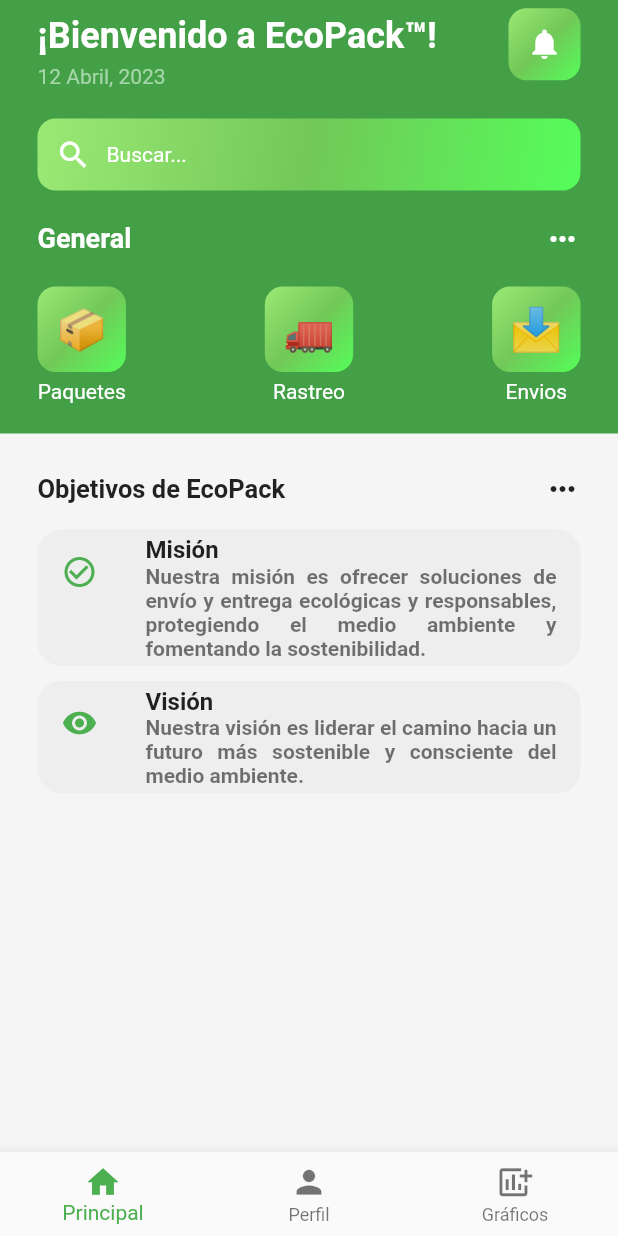
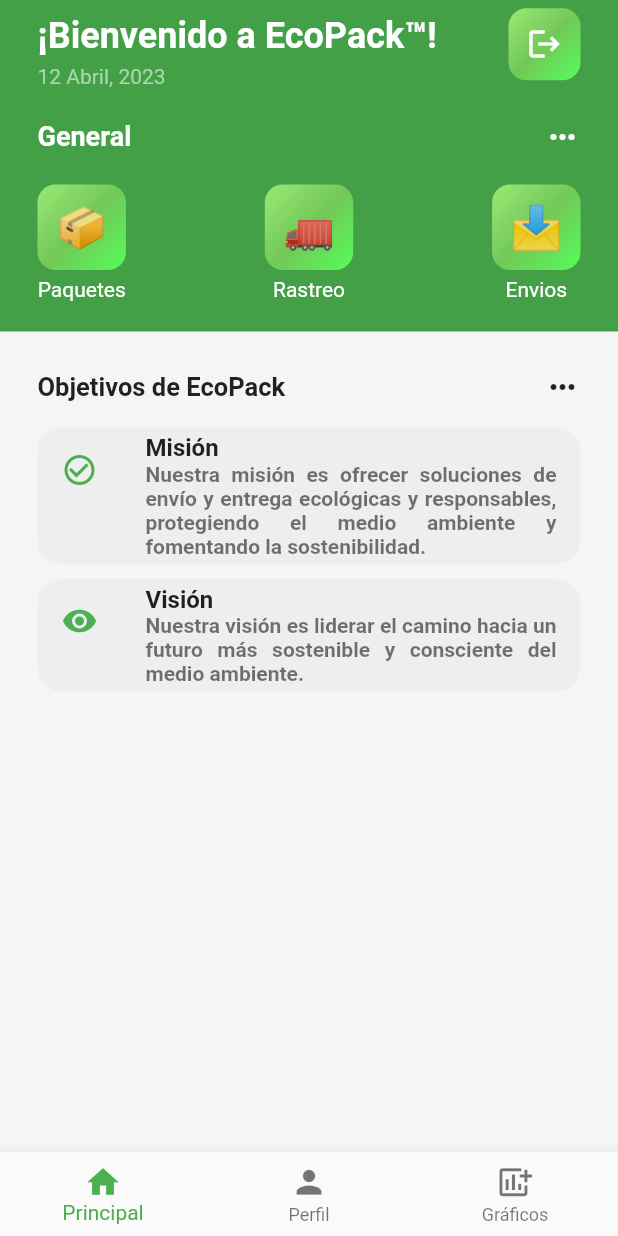
Before and after one commit to jumAngie/sistema-paquetes, a Flutter app: the HomePage screen opened directly, on a phone screen of 412 x 824 dp. Run offline on Flutter 3.47's test engine with Material 2 defaults, Android fonts, the phone set to English and light mode, and no system bars; our stand-ins replace fluttertoast; missing offline and left inert: dart:html.

Commit message:
Boton de cerrar sesión
- No te permite volver atrás q exito

```diff
--- a/Paquetes-Front/flutter_paqueteria/lib/main.dart
+++ b/Paquetes-Front/flutter_paqueteria/lib/main.dart
@@ -32,7 +32,8 @@
         'envios_index_page': ( _ ) =>  ListadoEnvios(),
         'paquetes_index_page': ( _ ) => ListadoPaquetes(),
         'tracking_index_page': ( _ ) => Tracking(),
-        'profile_index_page': ( _ ) => Profile()
+        'profile_index_page': ( _ ) => Profile(),
+        'login_page': ( _ ) => LoginPage()
       }
 
     );
--- a/Paquetes-Front/flutter_paqueteria/lib/pages/home_page.dart
+++ b/Paquetes-Front/flutter_paqueteria/lib/pages/home_page.dart
@@ -1,11 +1,9 @@
 // ignore_for_file: prefer_const_constructors, prefer_const_literals_to_create_immutables
 
 import 'dart:html';
-
 import 'package:flutter/material.dart';
 import 'package:flutter_paqueteria/util/iconos_menu.dart';
 import 'package:flutter_paqueteria/navigation/bottomnavigation.dart';
-import 'package:flutter_paqueteria/navigation/routes.dart';
 
 class HomePage extends StatefulWidget {
   const HomePage({super.key});
@@ -71,52 +69,23 @@
                                       borderRadius: BorderRadius.circular(12),
                                       ),
                                       padding: EdgeInsets.all(12),
+                                      child: GestureDetector(
+                                          onTap: (){
+                                          Navigator.pushReplacementNamed(context, 'login_page');
+                                            },
                                             child: Icon(
-                Icons.notifications,
+                                              Icons.logout,
                                               color: Colors.white,
                                         ),
-                      )
+                          ),
+                      ),
                     ],
                     ),
 
                     SizedBox(
                       height: 20,
                     ),
-                    // Barra de Búsqueda
-                    Container(
-                      decoration: BoxDecoration(
-               gradient: LinearGradient(
-                begin: Alignment.topLeft,
-                end: Alignment.bottomRight,
-                colors: [Color.fromARGB(255, 155, 233, 117), Color.fromARGB(255, 114, 200, 88), Color.fromARGB(255, 85, 253, 90)],
-                                  ),
-              borderRadius: BorderRadius.circular(12),
-              ),
-              padding: EdgeInsets.all(12),
-                      child:
-                      Row(children:
-                      [
-              Icon(
-                Icons.search,
-                color: Colors.white,
-              ),
-              SizedBox(
-               width: 10,
-              ),
-              Text(
-                'Buscar...',
-                style: TextStyle(
-                color: Colors.white),
-              ),
 
-                      ],
-                    ),
-                    ),
-
-
-                    SizedBox(
-                      height: 20,
-                    ),
 
                     // Iconos
                      Row(
```
Lines whose indentation alone changed are shown as unchanged.
